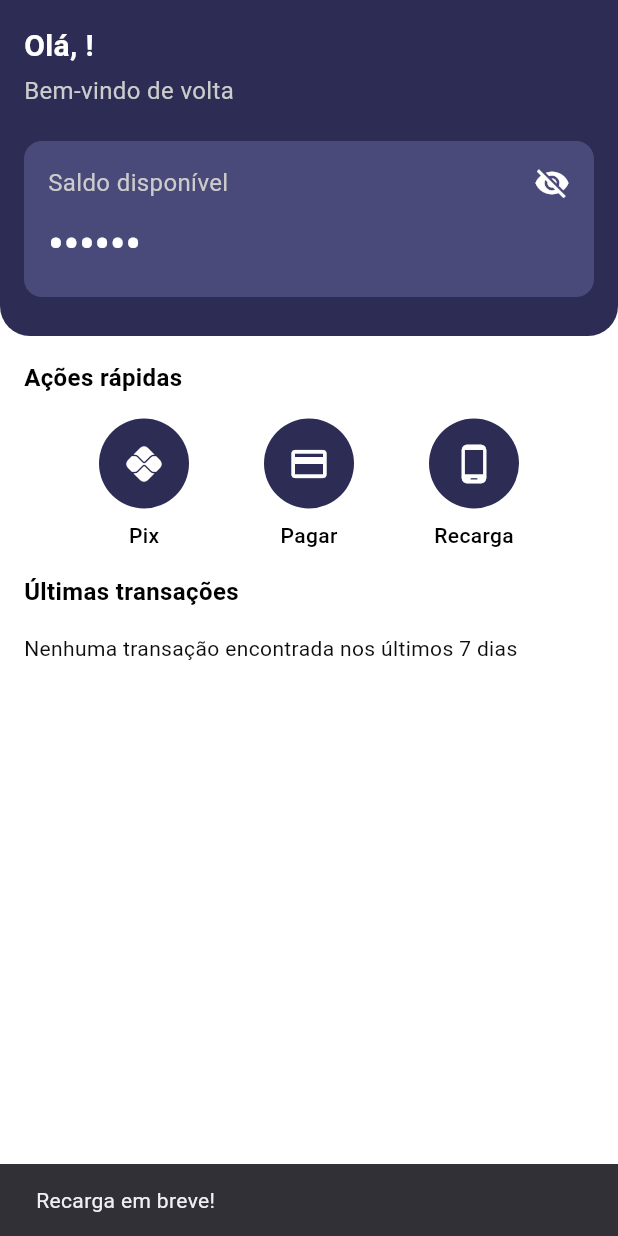
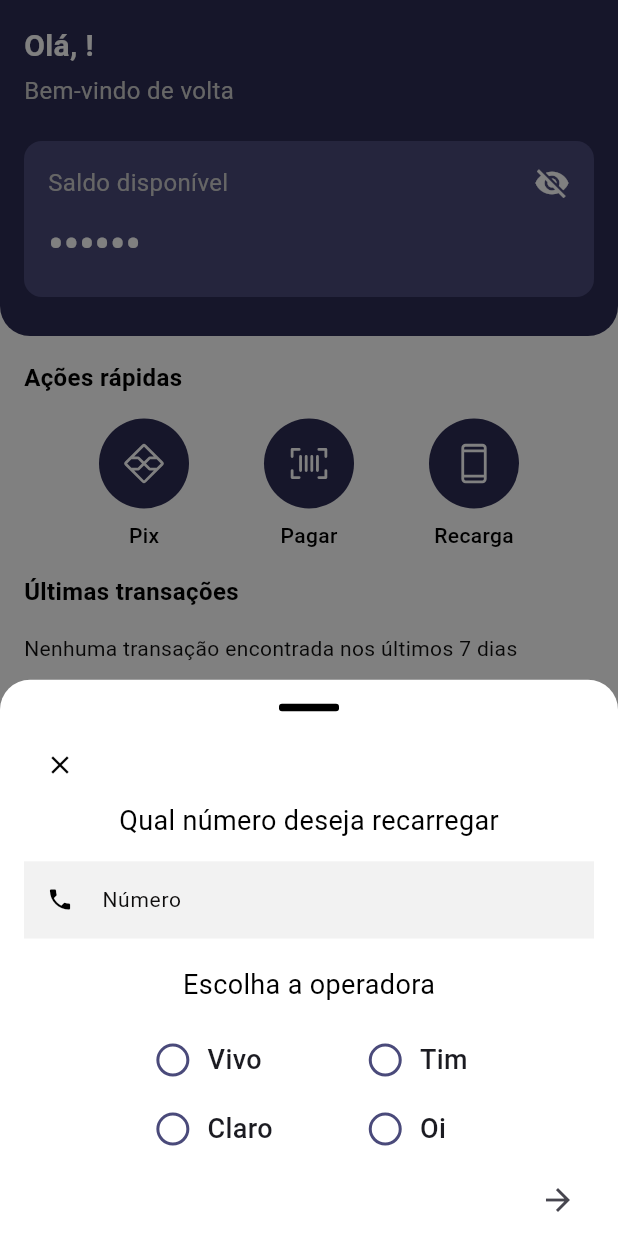
Before and after one commit to usantos/finance_app, a Flutter app: the MainContentScreen screen opened directly, after a tap on "Recarga", on a phone screen of 412 x 824 dp. Run offline on Flutter 3.47's test engine with Material 3 defaults, Android fonts, the phone set to English and light mode, and no system bars; our stand-ins replace another_flushbar, dio, get_it, pdf, phosphor_flutter, pinput and 3 more; missing offline and left inert: skeletons_forked; accounts and stored records are empty; network calls fail.

Commit message:
começado o recarga de açoes rapidas

```diff
--- /dev/null
+++ b/lib/presentation/screens/bottom_sheet_recharge_phone.dart
@@ -0,0 +1,124 @@
+import 'package:financial_app/core/extensions/string_ext.dart';
+import 'package:financial_app/core/theme/app_colors.dart';
+import 'package:financial_app/core/utils.dart';
+import 'package:flutter/material.dart';
+import 'package:flutter/services.dart';
+
+class BottomSheetRechargePhone extends StatefulWidget {
+  const BottomSheetRechargePhone({super.key});
+
+  @override
+  State<BottomSheetRechargePhone> createState() => _BottomSheetRechargePhoneState();
+}
+
+class _BottomSheetRechargePhoneState extends State<BottomSheetRechargePhone> {
+  final _formKey = GlobalKey<FormState>();
+  final _phoneController = TextEditingController();
+  final _phoneFocusNode = FocusNode();
+  int? _selectedIndex;
+  String _rawPhone = "";
+  final List<String> _operators = ["Vivo", "Tim", "Claro", "Oi"];
+
+  @override
+  void dispose() {
+    super.dispose();
+    _phoneController.dispose();
+    _phoneFocusNode.dispose();
+  }
+
+  @override
+  Widget build(BuildContext context) {
+    return Form(
+      key: _formKey,
+      child: Center(
+        child: Column(
+          children: [
+            Text("Qual número deseja recarregar", style: TextStyle(color: AppColors.black, fontSize: 18)),
+            SizedBox(height: 14),
+            TextFormField(
+              keyboardType: TextInputType.number,
+              inputFormatters: [FilteringTextInputFormatter.digitsOnly],
+              maxLength: 11,
+              buildCounter: (_, {required currentLength, required isFocused, maxLength}) => null,
+              controller: _phoneController,
+              style: const TextStyle(fontSize: 14),
+              decoration: InputDecoration(
+                enabledBorder: InputBorder.none,
+                filled: true,
+                fillColor: AppColors.greyBackground,
+                hintText: '(00) 00000-0000',
+                labelText: 'Número',
+                labelStyle: const TextStyle(fontSize: 14, color: AppColors.blackText),
+                prefixIcon: const Icon(Icons.phone, size: 18, color: AppColors.black),
+                border: OutlineInputBorder(borderRadius: BorderRadius.circular(4)),
+              ),
+              validator: Utils.validatePhone,
+              onChanged: (value) {
+                _rawPhone = value.replaceAll(RegExp(r'\D'), '');
+                setState(() {
+                  _phoneController.text = _rawPhone.toPhone();
+                });
+              },
+            ),
+            SizedBox(height: 18),
+            Text("Escolha a operadora", style: TextStyle(color: AppColors.black, fontSize: 18)),
+            SizedBox(height: 14),
+            Row(
+              mainAxisAlignment: MainAxisAlignment.center,
+              crossAxisAlignment: CrossAxisAlignment.start,
+              children: [
+                Column(
+                  mainAxisSize: MainAxisSize.min,
+                  crossAxisAlignment: CrossAxisAlignment.start,
+                  children: [_buildOperatorItem(0), _buildOperatorItem(2)],
+                ),
+                const SizedBox(width: 60),
+                Column(
+                  mainAxisSize: MainAxisSize.min,
+                  crossAxisAlignment: CrossAxisAlignment.start,
+                  children: [_buildOperatorItem(1), _buildOperatorItem(3)],
+                ),
+              ],
+            ),
+            Align(
+              alignment: Alignment.centerRight,
+              child: IconButton(onPressed: () {}, icon: Icon(Icons.arrow_forward)),
+            ),
+          ],
+        ),
+      ),
+    );
+  }
+
+  Widget _buildOperatorItem(int index) {
+    final isSelected = _selectedIndex == index;
+    return InkWell(
+      onTap: () => setState(() => _selectedIndex = index),
+      borderRadius: BorderRadius.circular(20),
+      child: Padding(
+        padding: const EdgeInsets.symmetric(vertical: 10),
+        child: Row(
+          crossAxisAlignment: CrossAxisAlignment.center,
+          children: [
+            SizedBox(
+              width: 30,
+              child: Center(
+                child: Container(
+                  width: 22,
+                  height: 22,
+                  decoration: BoxDecoration(
+                    color: isSelected ? AppColors.secondary : AppColors.transparent,
+                    shape: BoxShape.circle,
+                    border: Border.all(color: AppColors.secondary, width: 2),
+                  ),
+                ),
+              ),
+            ),
+            const SizedBox(width: 8),
+            Text(_operators[index], style: const TextStyle(fontSize: 18, fontWeight: FontWeight.w500)),
+          ],
+        ),
+      ),
+    );
+  }
+}
--- a/lib/presentation/screens/pix_key_card.dart
+++ b/lib/presentation/screens/pix_key_card.dart
@@ -6,7 +6,6 @@ import 'package:financial_app/core/utils.dart';
 import 'package:financial_app/presentation/viewmodels/transaction_viewmodel.dart';
 import 'package:flutter/material.dart';
 import 'package:provider/provider.dart';
-
 import 'components/bottom_sheet_create_pix_key.dart';
 
 class PixKeyCard extends StatefulWidget {
--- a/lib/presentation/screens/quick_actions.dart
+++ b/lib/presentation/screens/quick_actions.dart
@@ -1,6 +1,10 @@
+import 'package:financial_app/core/components/custom_bottom_sheet.dart';
 import 'package:flutter/material.dart';
 import 'package:financial_app/core/theme/app_colors.dart';
 import 'package:financial_app/presentation/screens/home_screen.dart';
+import 'package:phosphor_flutter/phosphor_flutter.dart';
+
+import 'bottom_sheet_recharge_phone.dart';
 
 class QuickActions extends StatelessWidget {
   const QuickActions({super.key});
@@ -11,24 +15,28 @@ class QuickActions extends StatelessWidget {
       mainAxisAlignment: MainAxisAlignment.spaceEvenly,
       children: [
         _QuickActionButton(
-          icon: Icons.pix,
+          icon: Icon(PhosphorIcons.pixLogo(), size: 30, color: AppColors.white),
           label: 'Pix',
           onTap: () {
             HomeScreen.homeKey.currentState?.navigateToTab(3);
           },
         ),
         _QuickActionButton(
-          icon: Icons.payment,
+          icon: Icon(PhosphorIcons.barcode(), size: 30, color: AppColors.white),
           label: 'Pagar',
           onTap: () {
             ScaffoldMessenger.of(context).showSnackBar(const SnackBar(content: Text('Pagamento em breve!')));
           },
         ),
         _QuickActionButton(
-          icon: Icons.phone_android,
+          icon: Icon(PhosphorIcons.deviceMobile(), size: 30, color: AppColors.white),
           label: 'Recarga',
           onTap: () {
-            ScaffoldMessenger.of(context).showSnackBar(const SnackBar(content: Text('Recarga em breve!')));
+            CustomBottomSheet.show(
+                context,
+                height: MediaQuery.of(context).size.height * 0.45,
+                iconClose: true,
+                child: BottomSheetRechargePhone());
           },
         ),
       ],
@@ -37,7 +45,7 @@ class QuickActions extends StatelessWidget {
 }
 
 class _QuickActionButton extends StatelessWidget {
-  final IconData icon;
+  final Icon icon;
   final String label;
   final VoidCallback onTap;
 
@@ -53,7 +61,7 @@ class _QuickActionButton extends StatelessWidget {
             width: 60,
             height: 60,
             decoration: BoxDecoration(color: AppColors.primary, borderRadius: BorderRadius.circular(30)),
-            child: Icon(icon, color: AppColors.white, size: 28),
+            child: icon,
           ),
           const SizedBox(height: 8),
           Text(
--- a/pubspec.yaml
+++ b/pubspec.yaml
@@ -48,6 +48,7 @@ dependencies:
   pdf: ^3.11.3
   share_plus: ^11.0.0
   qr_flutter: ^4.1.0
+  phosphor_flutter: ^2.0.0
 
 
   flutter_localizations:
```
Also changed, not shown: pubspec.lock.
